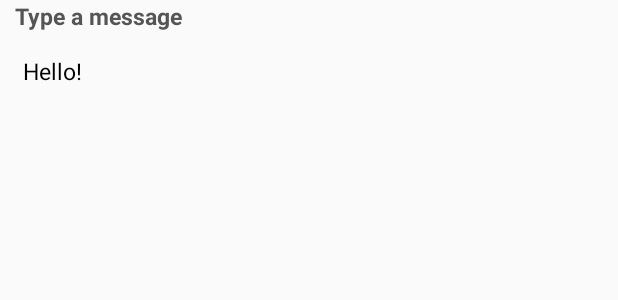
After one commit to grandefirano/Cleanenger, an Android app: the layout chat_msg_row.xml on its own in the app's theme, with its tools: preview values and no code run, on a phone screen of 412 x 824 dp. The commit adds this screen. Shown: the top 300 px of the screen. Run offline under Robolectric (Android 15) with nearby library versions, the phone set to English and light mode, and no system bars.

Commit message:
z obsługą chatu

```diff
--- a/app/src/main/java/com/grandefirano/cleanenger/FindPeopleActivity.java
+++ b/app/src/main/java/com/grandefirano/cleanenger/FindPeopleActivity.java
@@ -36,6 +36,7 @@ public class FindPeopleActivity extends AppCompatActivity implements FindPeopleA
     private RecyclerView.LayoutManager mLayoutManager;
     ArrayList<String> idList=new ArrayList<>();
     ArrayList<SinglePersonSearchItem> listItems= new ArrayList<>();
+
 
     @Override
     protected void onCreate(Bundle savedInstanceState) {
@@ -77,6 +78,7 @@ public class FindPeopleActivity extends AppCompatActivity implements FindPeopleA
 
 
 
+
         mDatabase.child("users")
                 .addChildEventListener(new ChildEventListener() {
                     @Override
@@ -94,6 +96,9 @@ public class FindPeopleActivity extends AppCompatActivity implements FindPeopleA
 //                                String.valueOf(dataSnapshot.child("message").getValue()),
 //                                (boolean)dataSnapshot.child("ifRead").getValue()));
                         idList.add(String.valueOf(dataSnapshot.getKey()));
+                        //TODO:gdy nie ma chat Id;
+
+
 
 
 
@@ -116,6 +121,7 @@ public class FindPeopleActivity extends AppCompatActivity implements FindPeopleA
 
         Intent intent= new Intent(this, ChatActivity.class);
         intent.putExtra("id", idList.get(position));
+
         startActivity(intent);
     }
 }
--- /dev/null
+++ b/app/src/main/res/layout/chat_msg_row.xml
@@ -0,0 +1,37 @@
+<?xml version="1.0" encoding="utf-8"?>
+
+<LinearLayout
+    xmlns:android="http://schemas.android.com/apk/res/android"
+    android:layout_width="fill_parent"
+    android:layout_height="wrap_content"
+    android:id="@+id/singleMessageContainer"
+    android:orientation="vertical">
+
+        <TextView
+            android:id="@+id/author"
+            android:paddingLeft="10dp"
+            android:paddingRight="10dp"
+            android:layout_gravity="start"
+            android:textColor="#555"
+            android:gravity="center_vertical"
+            android:textSize="15sp"
+            android:textStyle="bold"
+            android:text="Type a message"
+            android:layout_width="wrap_content"
+            android:layout_height="wrap_content" />
+
+        <TextView
+            android:id="@+id/message"
+            android:layout_gravity="start"
+
+            android:gravity="center_vertical"
+            android:layout_width="wrap_content"
+            android:layout_height="wrap_content"
+            android:layout_margin="5dip"
+            android:padding="10dp"
+            android:textSize="15sp"
+            android:text="Hello!"
+            android:textColor="@android:color/primary_text_light"
+            />
+
+</LinearLayout>
```
Also changed, not shown: app/src/main/java/com/grandefirano/cleanenger/ChatActivity.java (+73 -4 lines), app/src/main/java/com/grandefirano/cleanenger/MainActivity.java (+40 -4 lines).
